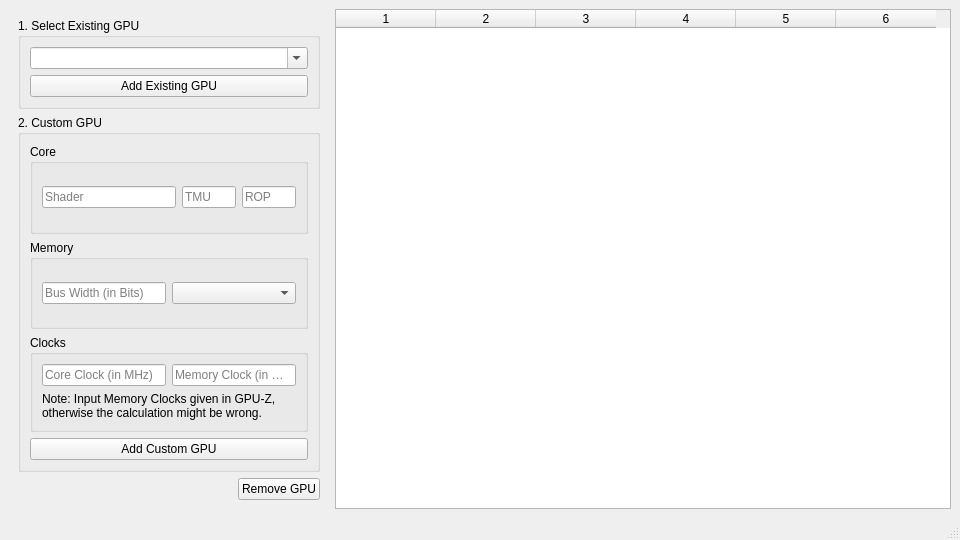
mkozden/Gflops-and-Fillrate-calculator-python, file gpucalc.ui: the form before one commit.
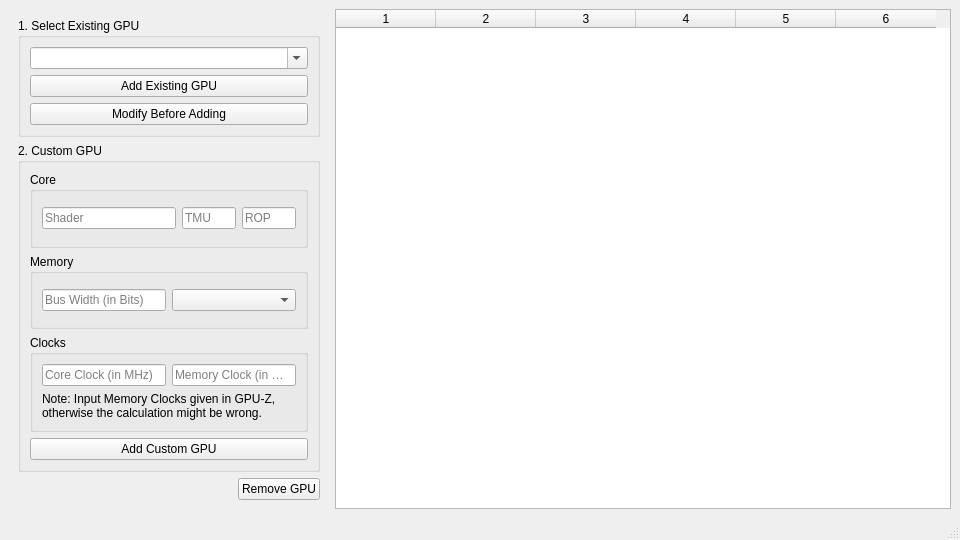
The form after the commit.

Commit message: Added the option to modify existing GPUs before adding

The edit to the form file:
```diff
--- a/gpucalc.ui
+++ b/gpucalc.ui
@@ -53,6 +53,16 @@
             </property>
            </widget>
           </item>
+          <item>
+           <widget class="QPushButton" name="populateFields">
+            <property name="toolTip">
+             <string>Fills the Custom GPU fields with the specs of the chosen GPU.</string>
+            </property>
+            <property name="text">
+             <string>Modify Before Adding</string>
+            </property>
+           </widget>
+          </item>
          </layout>
         </widget>
        </item>
```
Left out of the diff: 8 changed lines with no effect on the pictures. The commit also changes 2 other files.
